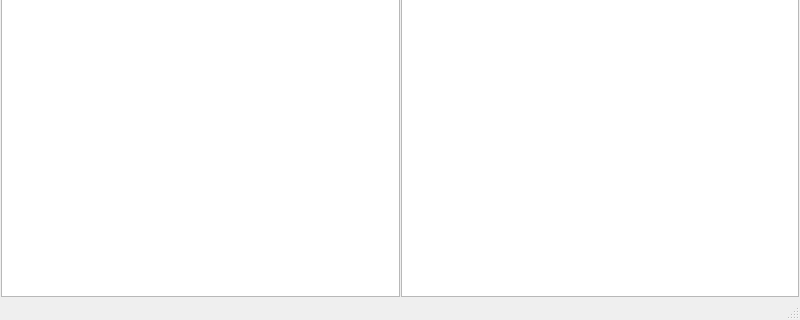
First picture: the form in form.ui, repository VinskiyL/DiskAnalyzer, before the edit; both pictures show x 0 to 800 and y 280 to 600 of the 800 by 600 pixel window.
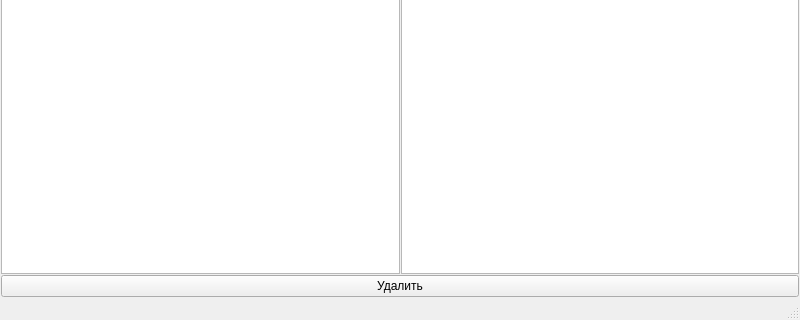
Second picture: the form after the edit.

Commit message: добавлена кнопка удалить и её функционал

Diff of the .ui file:
```diff
--- a/form.ui
+++ b/form.ui
@@ -14,7 +14,7 @@
    <string>Анализатор использования дисков</string>
   </property>
   <widget class="QWidget" name="centralwidget">
-   <layout class="QHBoxLayout" name="horizontalLayout">
+   <layout class="QVBoxLayout" name="verticalLayout_2">
     <property name="spacing">
      <number>1</number>
     </property>
@@ -34,19 +34,34 @@
      <number>1</number>
     </property>
     <item>
-     <widget class="QTreeView" name="treeView">
-      <property name="autoFillBackground">
-       <bool>true</bool>
+     <layout class="QHBoxLayout" name="horizontalLayout_2">
+      <property name="spacing">
+       <number>1</number>
       </property>
-     </widget>
+      <property name="leftMargin">
+       <number>0</number>
+      </property>
+      <property name="topMargin">
+       <number>0</number>
+      </property>
+      <property name="rightMargin">
+       <number>0</number>
+      </property>
+      <property name="bottomMargin">
+       <number>0</number>
+      </property>
+      <item>
+       <widget class="QTreeView" name="treeView"/>
+      </item>
+      <item>
+       <widget class="QGraphicsView" name="graphicsView"/>
+      </item>
+     </layout>
     </item>
     <item>
-     <widget class="QGraphicsView" name="graphicsView">
-      <property name="enabled">
-       <bool>true</bool>
-      </property>
-      <property name="autoFillBackground">
-       <bool>true</bool>
+     <widget class="QPushButton" name="deleteButton">
+      <property name="text">
+       <string>Удалить</string>
       </property>
      </widget>
     </item>
```
The commit also changes 2 other files.
